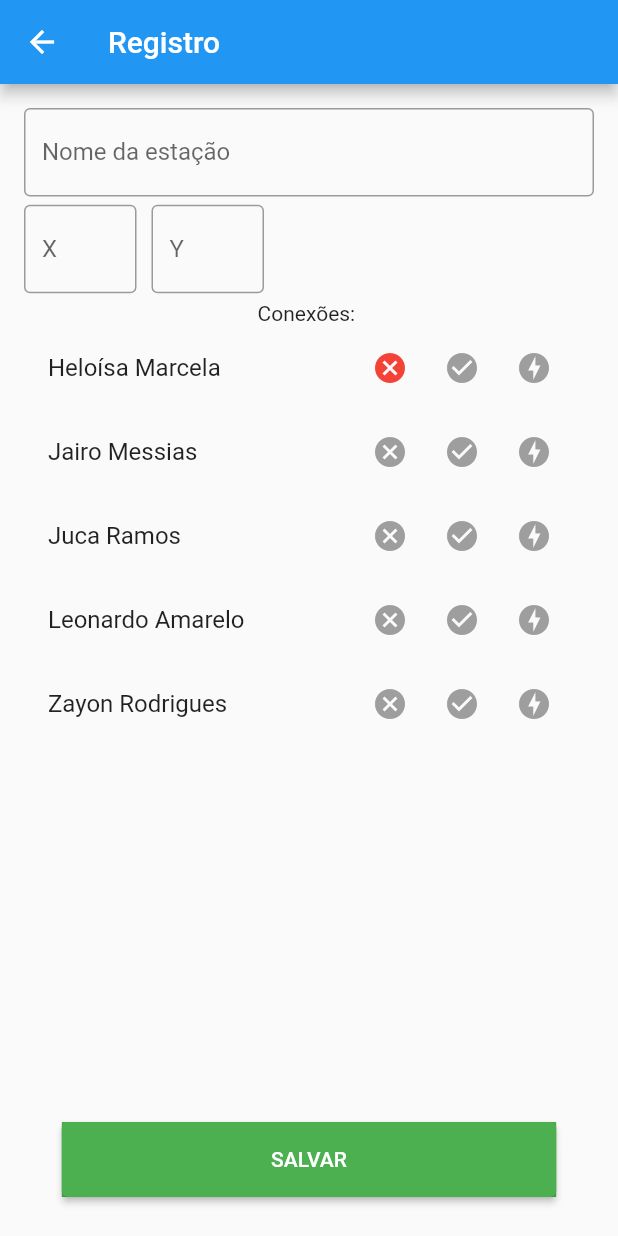
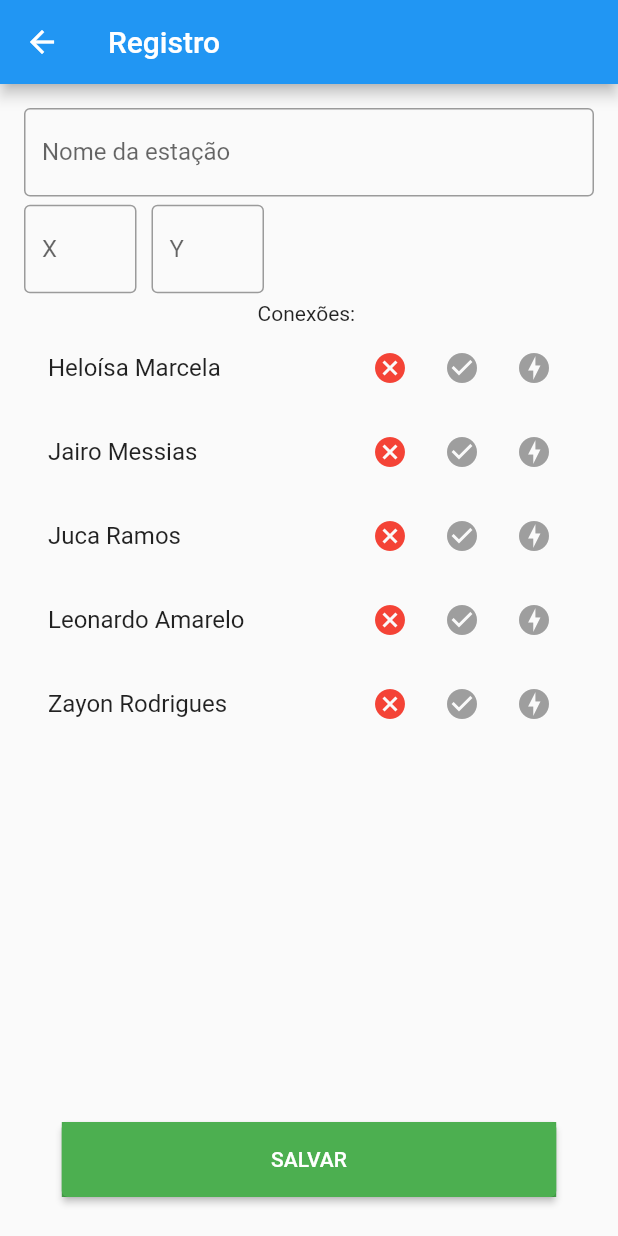
Before and after one commit to SantanaCosta/Route-Search, a Flutter app: the StationRegisterPage screen opened by its route, after a tap on the "cancel" icon, on a phone screen of 412 x 824 dp. Run offline on Flutter 3.47's test engine with Material 2 defaults, Android fonts, the phone set to English and light mode, and no system bars.

Commit message:
Corrigindo botões da pág de registro

```diff
--- a/route_search/lib/view/station_register_page.dart
+++ b/route_search/lib/view/station_register_page.dart
@@ -92,10 +92,31 @@ class _StationRegisterPageState extends State<StationRegisterPage> {
   int line = -1;
   int row = -1;
 
+  List<List<Color>> colours =
+      List.generate(5, (index) => [Colors.red, Colors.grey, Colors.grey]);
+
   void changeButtonColour(int index, int icon) {
     setState(() {
       line = index;
       row = icon;
+
+      if (line != -1) {
+        colours[line] = [Colors.grey, Colors.grey, Colors.grey];
+      }
+
+      switch (icon) {
+        case 0:
+          colours[index][0] = Colors.red;
+          break;
+        case 1:
+          colours[index][1] = Colors.green;
+          break;
+        case 2:
+          colours[index][2] = Colors.amber;
+          break;
+        default:
+          colours[index][icon] = Colors.grey;
+      }
     });
   }
 
@@ -112,22 +133,19 @@ class _StationRegisterPageState extends State<StationRegisterPage> {
                       changeButtonColour(index, 0);
                     },
                     icon: const Icon(Icons.cancel),
-                    color:
-                        index == line && row == 0 ? Colors.red : Colors.grey),
+                    color: colours[index][0]),
                 IconButton(
                     onPressed: () {
                       changeButtonColour(index, 1);
                     },
                     icon: const Icon(Icons.check_circle),
-                    color:
-                        index == line && row == 1 ? Colors.green : Colors.grey),
+                    color: colours[index][1]),
                 IconButton(
                     onPressed: () {
                       changeButtonColour(index, 2);
                     },
                     icon: const Icon(Icons.offline_bolt),
-                    color:
-                        index == line && row == 2 ? Colors.amber : Colors.grey),
+                    color: colours[index][2]),
               ]));
         },
       ),
```
